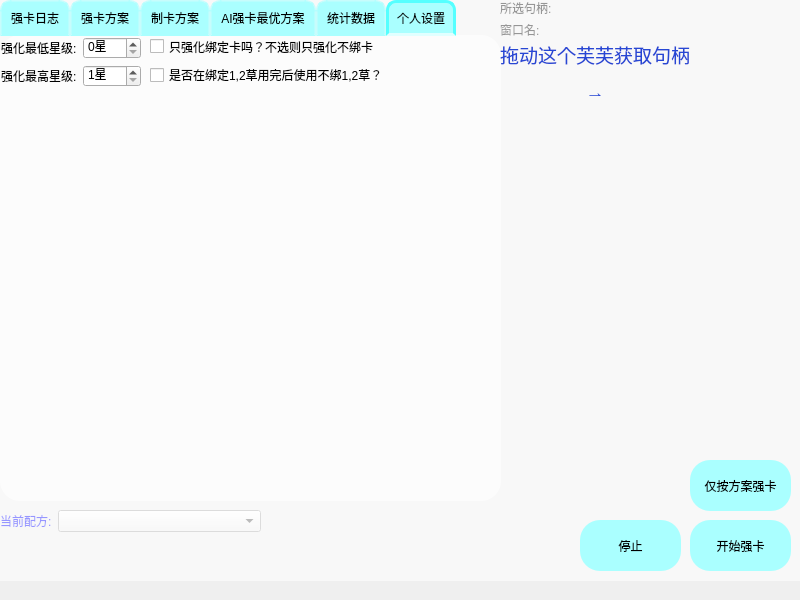
Above: GUI/天知强卡器.ui from a1929238/tenchi-cards-enhancer before the change. Below: the same form after it.
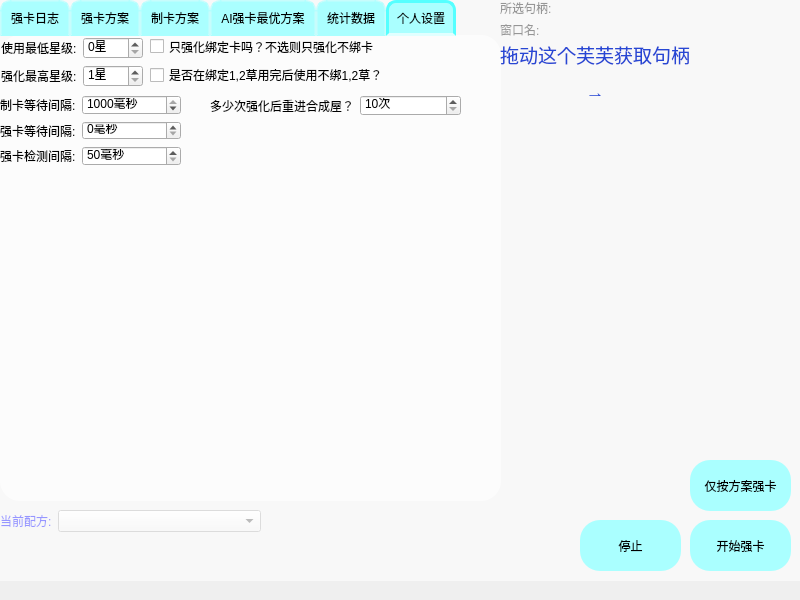
That is the form after the change. The open tabs and pages were chosen to show the change. Icons and pictures are not drawn. Custom widgets are drawn as their Qt base class.

Commit message: 0.0.9 支持自定义间隔，增加默认字典文件，增加状态栏显示强化次数

Patch:
```diff
--- a/GUI/天知强卡器.ui
+++ b/GUI/天知强卡器.ui
@@ -989,7 +989,7 @@
        <rect>
         <x>1</x>
         <y>2</y>
-        <width>140</width>
+        <width>142</width>
         <height>50</height>
        </rect>
       </property>
@@ -997,7 +997,7 @@
        <item row="0" column="0">
         <widget class="QLabel" name="label_3">
          <property name="text">
-          <string>强化最低星级:</string>
+          <string>使用最低星级:</string>
          </property>
         </widget>
        </item>
@@ -1033,6 +1033,134 @@
        </item>
       </layout>
      </widget>
+     <widget class="QWidget" name="">
+      <property name="geometry">
+       <rect>
+        <x>210</x>
+        <y>60</y>
+        <width>251</width>
+        <height>21</height>
+       </rect>
+      </property>
+      <layout class="QHBoxLayout" name="horizontalLayout_2">
+       <item>
+        <widget class="QLabel" name="label_42">
+         <property name="text">
+          <string>多少次强化后重进合成屋？</string>
+         </property>
+        </widget>
+       </item>
+       <item>
+        <widget class="QSpinBox" name="reload_count_input">
+         <property name="toolTip">
+          <string>推荐次数:50 合成屋待的越久就越卡</string>
+         </property>
+         <property name="suffix">
+          <string>次</string>
+         </property>
+         <property name="minimum">
+          <number>10</number>
+         </property>
+         <property name="maximum">
+          <number>100</number>
+         </property>
+         <property name="singleStep">
+          <number>1</number>
+         </property>
+        </widget>
+       </item>
+      </layout>
+     </widget>
+     <widget class="QWidget" name="">
+      <property name="geometry">
+       <rect>
+        <x>0</x>
+        <y>60</y>
+        <width>181</width>
+        <height>71</height>
+       </rect>
+      </property>
+      <layout class="QFormLayout" name="formLayout_4">
+       <item row="0" column="0">
+        <widget class="QLabel" name="label_5">
+         <property name="text">
+          <string>制卡等待间隔:</string>
+         </property>
+        </widget>
+       </item>
+       <item row="0" column="1">
+        <widget class="QSpinBox" name="produce_interval_input">
+         <property name="toolTip">
+          <string>推荐设置:500毫秒</string>
+         </property>
+         <property name="suffix">
+          <string>毫秒</string>
+         </property>
+         <property name="minimum">
+          <number>200</number>
+         </property>
+         <property name="maximum">
+          <number>1000</number>
+         </property>
+         <property name="singleStep">
+          <number>10</number>
+         </property>
+         <property name="value">
+          <number>1000</number>
+         </property>
+        </widget>
+       </item>
+       <item row="1" column="0">
+        <widget class="QLabel" name="label_6">
+         <property name="text">
+          <string>强卡等待间隔:</string>
+         </property>
+        </widget>
+       </item>
+       <item row="1" column="1">
+        <widget class="QSpinBox" name="enhance_interval_input">
+         <property name="toolTip">
+          <string>推荐设置:300毫秒</string>
+         </property>
+         <property name="suffix">
+          <string>毫秒</string>
+         </property>
+         <property name="maximum">
+          <number>1000</number>
+         </property>
+         <property name="singleStep">
+          <number>10</number>
+         </property>
+        </widget>
+       </item>
+       <item row="2" column="0">
+        <widget class="QLabel" name="label_41">
+         <property name="text">
+          <string>强卡检测间隔:</string>
+         </property>
+        </widget>
+       </item>
+       <item row="2" column="1">
+        <widget class="QSpinBox" name="enhance_check_interval_input">
+         <property name="toolTip">
+          <string>推荐设置:200毫秒,该项设置减小会让强化更加丝滑，但也会增加cpu负担</string>
+         </property>
+         <property name="suffix">
+          <string>毫秒</string>
+         </property>
+         <property name="minimum">
+          <number>50</number>
+         </property>
+         <property name="maximum">
+          <number>1000</number>
+         </property>
+         <property name="singleStep">
+          <number>10</number>
+         </property>
+        </widget>
+       </item>
+      </layout>
+     </widget>
     </widget>
    </widget>
    <widget class="QLabel" name="handle_tips">
```
The commit also changes 3 other files.
